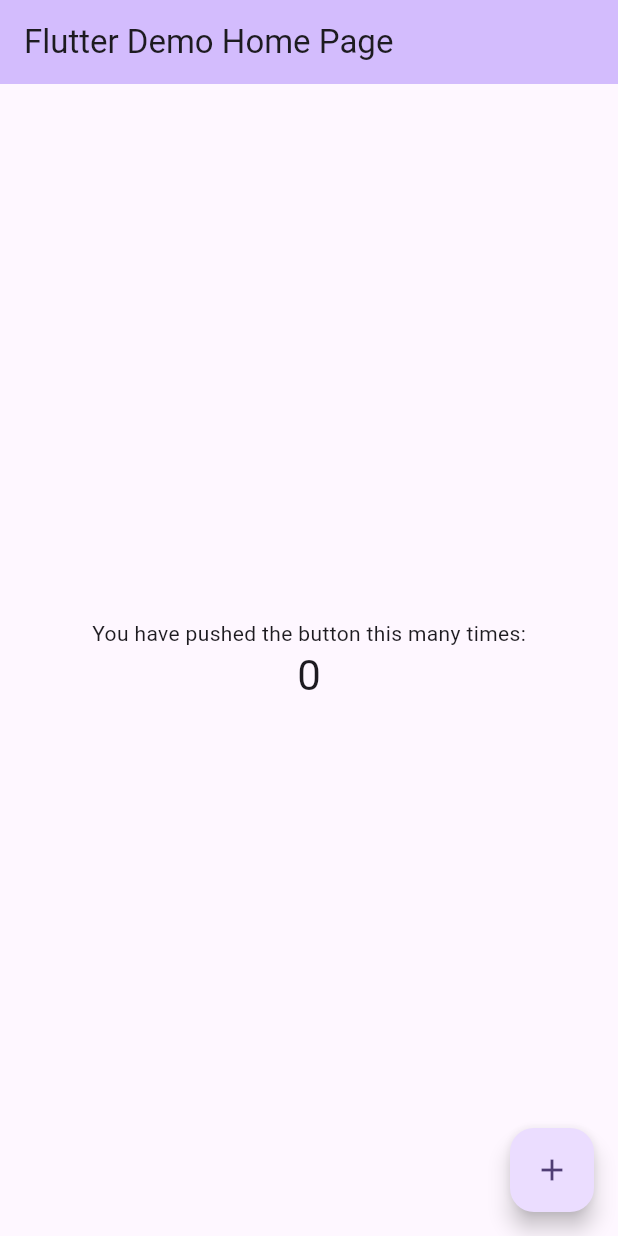
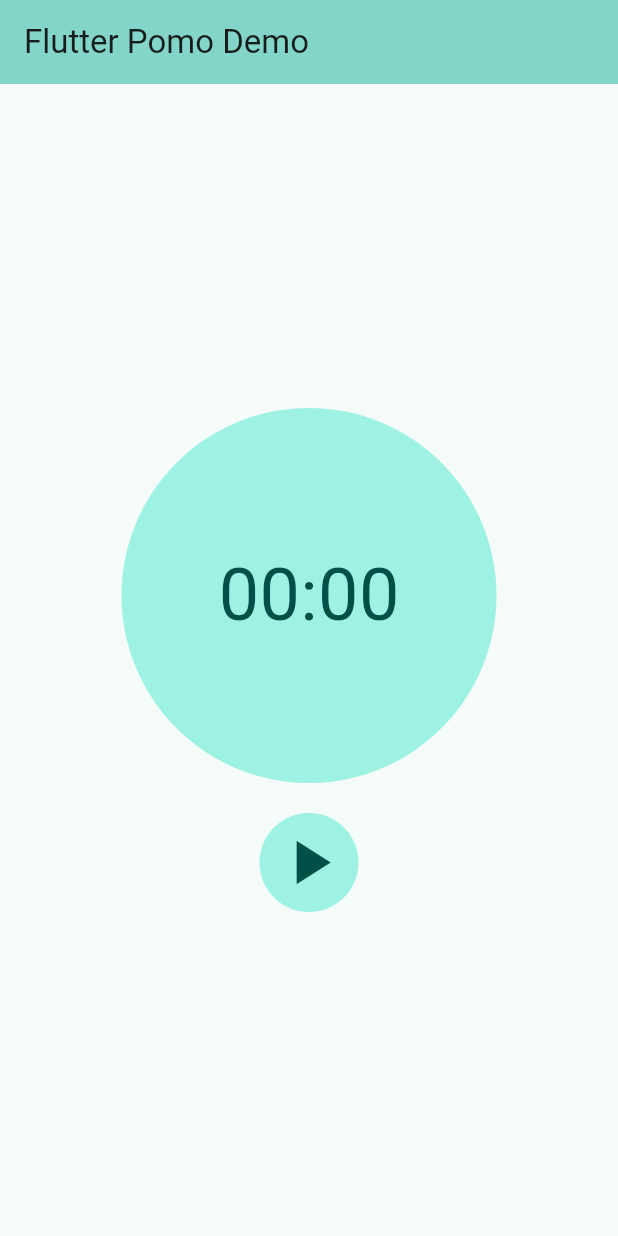
Before and after one commit to iwantegren/flutter-pomo, a Flutter app: the screen it shows after launch, on a phone screen of 412 x 824 dp. Run offline on Flutter 3.47's test engine with Material 3 defaults, Android fonts, the phone set to English and light mode, and no system bars.

Commit message:
playing around with pomo

```diff
--- /dev/null
+++ b/lib/clock/clock.dart
@@ -0,0 +1,82 @@
+import 'dart:math';
+import 'package:flutter/material.dart';
+
+class ClockCircle extends StatelessWidget {
+  static const int cycleLength = 60;
+
+  const ClockCircle({super.key, required this.counter});
+
+  final int counter;
+
+  @override
+  Widget build(BuildContext context) {
+    final minutes = (counter ~/ 60).toString().padLeft(2, '0');
+    final seconds = (counter % 60).toString().padLeft(2, '0');
+    final activeDots = counter % 60;
+
+    return Container(
+      width: 250,
+      height: 250,
+      decoration: BoxDecoration(
+        color: Theme.of(context).colorScheme.primaryContainer,
+        shape: BoxShape.circle,
+      ),
+      child: CustomPaint(
+        painter: DotsPainter(
+          totalDots: cycleLength,
+          activeDots: activeDots,
+          dotColor: Theme.of(context).colorScheme.onPrimaryContainer,
+        ),
+        child: Center(
+          child: Text(
+            '$minutes:$seconds',
+            style: Theme.of(context).textTheme.bodyMedium?.copyWith(
+              fontSize: 48,
+              color: Theme.of(context).colorScheme.onPrimaryContainer,
+            ),
+          ),
+        ),
+      ),
+    );
+  }
+}
+
+class DotsPainter extends CustomPainter {
+  final int totalDots;
+  final int activeDots;
+  final Color dotColor;
+
+  DotsPainter({
+    required this.totalDots,
+    required this.activeDots,
+    required this.dotColor,
+  });
+
+  @override
+  void paint(Canvas canvas, Size size) {
+    final center = Offset(size.width / 2, size.height / 2);
+    final radius = (size.width / 2) - 10; // Padding for dots
+    final dotRadius = 3.0;
+
+    for (int i = 0; i < totalDots; i++) {
+      if (i >= activeDots) continue;
+
+      // Start from top (-pi/2) and go clockwise
+      final angle = (2 * pi * i / totalDots) - (pi / 2);
+      final x = center.dx + radius * cos(angle);
+      final y = center.dy + radius * sin(angle);
+
+      final paint = Paint()
+        ..color = dotColor
+        ..style = PaintingStyle.fill;
+
+      canvas.drawCircle(Offset(x, y), dotRadius, paint);
+    }
+  }
+
+  @override
+  bool shouldRepaint(covariant DotsPainter oldDelegate) {
+    return oldDelegate.activeDots != activeDots ||
+        oldDelegate.dotColor != dotColor;
+  }
+}
--- a/lib/main.dart
+++ b/lib/main.dart
@@ -1,4 +1,5 @@
 import 'package:flutter/material.dart';
+import 'package:flutter_pomo/timer/timer.dart';
 
 void main() {
   runApp(const MyApp());
@@ -13,110 +14,9 @@ class MyApp extends StatelessWidget {
     return MaterialApp(
       title: 'Flutter Demo',
       theme: ThemeData(
-        // This is the theme of your application.
-        //
-        // TRY THIS: Try running your application with "flutter run". You'll see
-        // the application has a purple toolbar. Then, without quitting the app,
-        // try changing the seedColor in the colorScheme below to Colors.green
-        // and then invoke "hot reload" (save your changes or press the "hot
-        // reload" button in a Flutter-supported IDE, or press "r" if you used
-        // the command line to start the app).
-        //
-        // Notice that the counter didn't reset back to zero; the application
-        // state is not lost during the reload. To reset the state, use hot
-        // restart instead.
-        //
-        // This works for code too, not just values: Most code changes can be
-        // tested with just a hot reload.
-        colorScheme: .fromSeed(seedColor: Colors.deepPurple),
+        colorScheme: ColorScheme.fromSeed(seedColor: Colors.teal),
       ),
-      home: const MyHomePage(title: 'Flutter Demo Home Page'),
+      home: const TimerPage(title: 'Flutter Pomo Demo'),
     );
   }
 }
-
-class MyHomePage extends StatefulWidget {
-  const MyHomePage({super.key, required this.title});
-
-  // This widget is the home page of your application. It is stateful, meaning
-  // that it has a State object (defined below) that contains fields that affect
-  // how it looks.
-
-  // This class is the configuration for the state. It holds the values (in this
-  // case the title) provided by the parent (in this case the App widget) and
-  // used by the build method of the State. Fields in a Widget subclass are
-  // always marked "final".
-
-  final String title;
-
-  @override
-  State<MyHomePage> createState() => _MyHomePageState();
-}
-
-class _MyHomePageState extends State<MyHomePage> {
-  int _counter = 0;
-
-  void _incrementCounter() {
-    setState(() {
-      // This call to setState tells the Flutter framework that something has
-      // changed in this State, which causes it to rerun the build method below
-      // so that the display can reflect the updated values. If we changed
-      // _counter without calling setState(), then the build method would not be
-      // called again, and so nothing would appear to happen.
-      _counter++;
-    });
-  }
-
-  @override
-  Widget build(BuildContext context) {
-    // This method is rerun every time setState is called, for instance as done
-    // by the _incrementCounter method above.
-    //
-    // The Flutter framework has been optimized to make rerunning build methods
-    // fast, so that you can just rebuild anything that needs updating rather
-    // than having to individually change instances of widgets.
-    return Scaffold(
-      appBar: AppBar(
-        // TRY THIS: Try changing the color here to a specific color (to
-        // Colors.amber, perhaps?) and trigger a hot reload to see the AppBar
-        // change color while the other colors stay the same.
-        backgroundColor: Theme.of(context).colorScheme.inversePrimary,
-        // Here we take the value from the MyHomePage object that was created by
-        // the App.build method, and use it to set our appbar title.
-        title: Text(widget.title),
-      ),
-      body: Center(
-        // Center is a layout widget. It takes a single child and positions it
-        // in the middle of the parent.
-        child: Column(
-          // Column is also a layout widget. It takes a list of children and
-          // arranges them vertically. By default, it sizes itself to fit its
-          // children horizontally, and tries to be as tall as its parent.
-          //
-          // Column has various properties to control how it sizes itself and
-          // how it positions its children. Here we use mainAxisAlignment to
-          // center the children vertically; the main axis here is the vertical
-          // axis because Columns are vertical (the cross axis would be
-          // horizontal).
-          //
-          // TRY THIS: Invoke "debug painting" (choose the "Toggle Debug Paint"
-          // action in the IDE, or press "p" in the console), to see the
-          // wireframe for each widget.
-          mainAxisAlignment: .center,
-          children: [
-            const Text('You have pushed the button this many times:'),
-            Text(
-              '$_counter',
-              style: Theme.of(context).textTheme.headlineMedium,
-            ),
-          ],
-        ),
-      ),
-      floatingActionButton: FloatingActionButton(
-        onPressed: _incrementCounter,
-        tooltip: 'Increment',
-        child: const Icon(Icons.add),
-      ),
-    );
-  }
-}
--- /dev/null
+++ b/lib/timer/timer.dart
@@ -0,0 +1,147 @@
+import 'dart:async';
+import 'package:flutter/material.dart';
+import 'package:flutter_pomo/clock/clock.dart';
+
+enum TimerState { idle, running, paused }
+
+class TimerPage extends StatefulWidget {
+  const TimerPage({super.key, required this.title});
+
+  final String title;
+
+  @override
+  State<TimerPage> createState() => _TimerPageState();
+}
+
+class _TimerPageState extends State<TimerPage> {
+  int _counter = 0;
+  Timer? _timer;
+  TimerState _state = TimerState.idle;
+
+  @override
+  void initState() {
+    super.initState();
+  }
+
+  @override
+  void dispose() {
+    _timer?.cancel();
+    super.dispose();
+  }
+
+  void _incrementCounter() {
+    setState(() {
+      _counter++;
+      if (_counter > 0 && _counter % ClockCircle.cycleLength == 0) {
+        _stopTimer();
+      }
+    });
+  }
+
+  void _stopTimer() {
+    _pauseTimer();
+  }
+
+  void _runTimer() {
+    setState(() {
+      _timer = Timer.periodic(const Duration(seconds: 1), (timer) {
+        _incrementCounter();
+      });
+      _state = TimerState.running;
+    });
+  }
+
+  void _pauseTimer() {
+    setState(() {
+      _timer?.cancel();
+      _state = TimerState.paused;
+    });
+  }
+
+  void _resetTimer() {
+    setState(() {
+      _timer?.cancel();
+      _counter = 0;
+      _state = TimerState.idle;
+    });
+  }
+
+  @override
+  Widget build(BuildContext context) {
+    return Scaffold(
+      appBar: AppBar(
+        backgroundColor: Theme.of(context).colorScheme.inversePrimary,
+        title: Text(widget.title),
+      ),
+      body: Center(
+        child: Column(
+          mainAxisAlignment: .center,
+          children: [
+            ClockCircle(counter: _counter),
+            const SizedBox(height: 20),
+            TimerControls(
+              state: _state,
+              onRun: _runTimer,
+              onPause: _pauseTimer,
+              onReset: _resetTimer,
+            ),
+          ],
+        ),
+      ),
+    );
+  }
+}
+
+class TimerControls extends StatelessWidget {
+  const TimerControls({
+    super.key,
+    required this.state,
+    required this.onRun,
+    required this.onPause,
+    required this.onReset,
+  });
+
+  final TimerState state;
+  final VoidCallback onRun;
+  final VoidCallback onPause;
+  final VoidCallback onReset;
+
+  @override
+  Widget build(BuildContext context) {
+    if (state == TimerState.idle) {
+      return TimerButton(onPressed: onRun, icon: Icons.play_arrow);
+    }
+
+    return Row(
+      mainAxisAlignment: MainAxisAlignment.center,
+      children: [
+        TimerButton(
+          onPressed: state == TimerState.running ? onPause : onRun,
+          icon: state == TimerState.running ? Icons.pause : Icons.play_arrow,
+        ),
+        const SizedBox(width: 20),
+        TimerButton(onPressed: onReset, icon: Icons.stop),
+      ],
+    );
+  }
+}
+
+class TimerButton extends StatelessWidget {
+  const TimerButton({super.key, required this.onPressed, required this.icon});
+
+  final VoidCallback onPressed;
+  final IconData icon;
+
+  @override
+  Widget build(BuildContext context) {
+    return IconButton(
+      iconSize: 50,
+      style: IconButton.styleFrom(
+        backgroundColor: Theme.of(context).colorScheme.primaryContainer,
+        foregroundColor: Theme.of(context).colorScheme.onPrimaryContainer,
+      ),
+      onPressed: onPressed,
+      icon: Icon(icon),
+    );
+  }
+}
```
